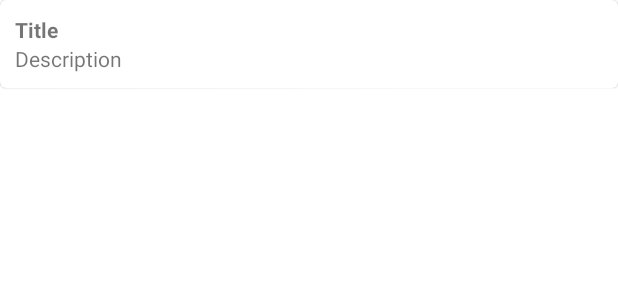
After one commit to CherwinKramer/MyNotifications, an Android app: the layout fragment_note.xml on its own in the app's theme, with its tools: preview values and no code run, on a phone screen of 412 x 824 dp. The commit adds this screen. Shown: the top 300 px of the screen. Run offline under Robolectric (Android 15) with nearby library versions, the phone set to English and light mode, and no system bars.

Commit message:
Added ObjectBox and Note list

```diff
--- a/app/src/main/AndroidManifest.xml
+++ b/app/src/main/AndroidManifest.xml
@@ -6,6 +6,7 @@
     <dist:module dist:instant="true" />
 
     <application
+        android:name=".App"
         android:allowBackup="true"
         android:icon="@mipmap/ic_launcher"
         android:label="@string/app_name"
--- a/app/src/main/java/nl/ckramer/mynotifications/Fragment/HomeFragment.java
+++ b/app/src/main/java/nl/ckramer/mynotifications/Fragment/HomeFragment.java
@@ -5,8 +5,13 @@ import android.view.LayoutInflater;
 import android.view.View;
 import android.view.ViewGroup;
 
+import java.util.List;
+
 import androidx.fragment.app.Fragment;
+import io.objectbox.Box;
+import nl.ckramer.mynotifications.Entity.Note;
 import nl.ckramer.mynotifications.R;
+import nl.ckramer.mynotifications.Util.ObjectBox;
 
 public class HomeFragment extends Fragment {
 
--- /dev/null
+++ b/app/src/main/res/layout/fragment_note.xml
@@ -0,0 +1,35 @@
+<?xml version="1.0" encoding="utf-8"?>
+<com.google.android.material.card.MaterialCardView
+    xmlns:android="http://schemas.android.com/apk/res/android"
+    android:layout_width="match_parent"
+    android:layout_height="wrap_content"
+    android:orientation="vertical"
+    android:clickable="true"
+    android:focusable="true"
+    android:background="?android:attr/selectableItemBackground">
+
+    <LinearLayout
+        android:padding="10dp"
+        android:layout_width="match_parent"
+        android:layout_height="match_parent"
+        android:orientation="vertical">
+
+        <com.google.android.material.textview.MaterialTextView
+            android:id="@+id/note_title"
+            android:layout_width="match_parent"
+            android:layout_height="wrap_content"
+            android:text="Title"
+            android:textStyle="bold"
+            />
+
+        <com.google.android.material.textview.MaterialTextView
+            android:id="@+id/note_description"
+            android:layout_width="match_parent"
+            android:layout_height="wrap_content"
+            android:maxLines="3"
+            android:text="Description"
+            />
+
+    </LinearLayout>
+
+</com.google.android.material.card.MaterialCardView>
--- a/app/src/main/res/menu/menu_navigation_drawer.xml
+++ b/app/src/main/res/menu/menu_navigation_drawer.xml
@@ -23,5 +23,9 @@
             android:id="@+id/nav_agenda"
             android:title="Agenda" />
 
+        <item
+            android:id="@+id/nav_note"
+            android:title="Note" />
+
     </group>
 </menu>
--- /dev/null
+++ b/app/src/main/res/values/dimens.xml
@@ -0,0 +1,4 @@
+<?xml version="1.0" encoding="utf-8"?>
+<resources>
+    <dimen name="text_margin">16dp</dimen>
+</resources>
--- a/app/src/main/res/values/styles.xml
+++ b/app/src/main/res/values/styles.xml
@@ -1,7 +1,7 @@
 <resources>
 
     <!-- Base application theme. -->
-    <style name="MyNotifications" parent="Theme.MaterialComponents.NoActionBar">
+    <style name="MyNotifications" parent="Theme.MaterialComponents.Light.NoActionBar">
         <item name="android:windowTranslucentStatus">true</item>
 
         <item name="colorPrimary">@color/colorPrimary</item>
@@ -10,7 +10,9 @@
     </style>
 
     <style name="MyNotifications.ActionBar" parent="ThemeOverlay.MaterialComponents.ActionBar">
-
+        <item name="android:textColorPrimary">@android:color/white</item>
+        <item name="android:textColorSecondary">@android:color/white</item>
+        <item name="actionMenuTextColor">@android:color/white</item>
     </style>
 
 </resources>
```
Also changed, not shown: app/build.gradle (+8 -0 lines), app/src/main/java/nl/ckramer/mynotifications/Activity/MainActivity.java (+8 -0 lines), app/src/main/java/nl/ckramer/mynotifications/Adapter/NoteAdapter.java (added, +87 -0 lines), app/src/main/java/nl/ckramer/mynotifications/App.java (added, +22 -0 lines), app/src/main/java/nl/ckramer/mynotifications/Entity/Note.java (added, +39 -0 lines), app/src/main/java/nl/ckramer/mynotifications/Fragment/NoteFragment.java (added, +65 -0 lines), app/src/main/java/nl/ckramer/mynotifications/Repository/CrudRepository.java (added, +7 -0 lines), app/src/main/java/nl/ckramer/mynotifications/Util/ObjectBox.java (added, +32 -0 lines), app/src/main/res/layout/fragment_note_list.xml (added, +12 -0 lines), build.gradle (+5 -5 lines), gradle/wrapper/gradle-wrapper.properties, 2 other files.
